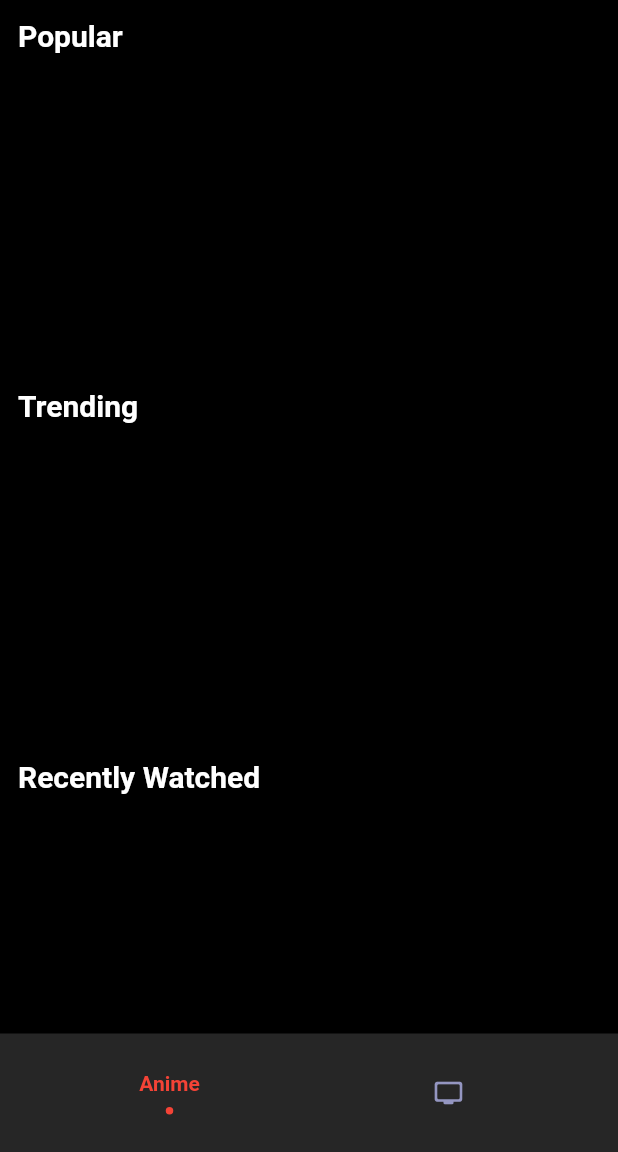
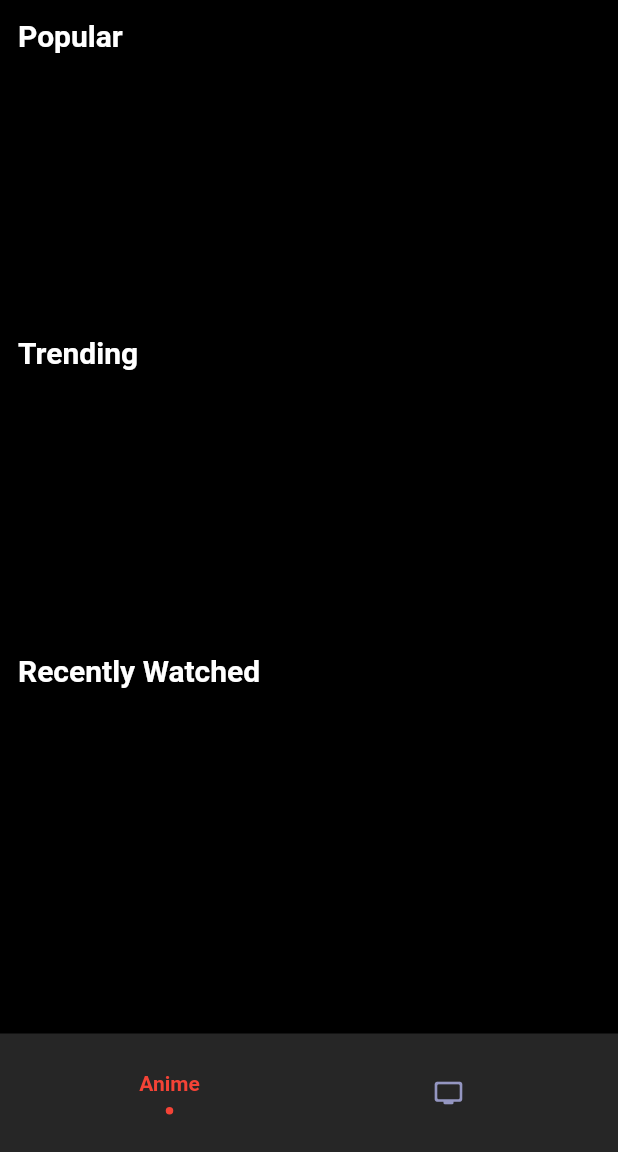
Before and after one commit to Dorus-vda/postreamv3, a Flutter app: the screen it shows after launch, on a phone screen of 412 x 824 dp, the part 84-1236 px from its top. Run offline on Flutter 3.47's test engine with Material 2 defaults, Android fonts, the light colour scheme and no system bars; drawn by our look-alikes of flashy_tab_bar2; our stand-ins replace better_player, bouncing_widget, cached_network_image, carousel_slider, eva_icons_flutter, font_awesome_flutter and 4 more; accounts and stored records are empty; network calls fail.

Commit message:
Padding fix

```diff
--- a/lib/episodePage.dart
+++ b/lib/episodePage.dart
@@ -91,7 +91,7 @@ class _EpisodePageState extends State<EpisodePage> {
                     Row(
                       children: [
                         Container(
-                          width: 150,
+                          width: MediaQuery.of(context).size.width / 3,
                           child: CachedNetworkImage(imageUrl: widget.image),
                         ),
                         Column(
@@ -99,7 +99,7 @@ class _EpisodePageState extends State<EpisodePage> {
                             Padding(
                               padding: const EdgeInsets.only(left: 8.0, bottom: 4.0),
                               child: SizedBox(
-                                width: MediaQuery.of(context).size.width - 158,
+                                width: MediaQuery.of(context).size.width / 2,
                                 child: Text(
                                   title,
                                   style: const TextStyle(
--- a/lib/main.dart
+++ b/lib/main.dart
@@ -43,9 +43,12 @@ class _MovieAppState extends State<MovieApp> {
       title: 'Postream',
       home: Scaffold(
         extendBody: true,
-        body: IndexedStack(
-          index: _selectedIndex,
-          children: pageList,
+        body: Padding(
+          padding: EdgeInsets.only(bottom: 55),
+          child: IndexedStack(
+            index: _selectedIndex,
+            children: pageList,
+          ),
         ),
         bottomNavigationBar: FlashyTabBar(
           height: 55,
--- a/lib/widgets/TV/animeHomePage.dart
+++ b/lib/widgets/TV/animeHomePage.dart
@@ -98,8 +98,6 @@ class _AnimeHomePageState extends State<animeHomePage> {
             ],
           ),
           body: SingleChildScrollView(
-            physics: NeverScrollableScrollPhysics(),
-            primary: false,
             child: Column(
               crossAxisAlignment: CrossAxisAlignment.start,
               children: [
@@ -116,7 +114,7 @@ class _AnimeHomePageState extends State<animeHomePage> {
                 ),
                 SizedBox(
                   child: TrendingAnime(keyword: "popular?&perPage=20"),
-                  height: 200,
+                  height: MediaQuery.of(context).size.height / 5,
                 ),
                 const Padding(
                   padding: EdgeInsets.only(left: 12, top: 12, bottom: 12),
@@ -131,7 +129,7 @@ class _AnimeHomePageState extends State<animeHomePage> {
                 ),
                 SizedBox(
                   child: TrendingAnime(keyword: "trending?&perPage=20"),
-                  height: 200,
+                  height: MediaQuery.of(context).size.height / 5,
                 ),
                 const Padding(
                   padding: EdgeInsets.only(left: 12, top: 12, bottom: 12),
@@ -145,7 +143,7 @@ class _AnimeHomePageState extends State<animeHomePage> {
                   ),
                 ),
                 SizedBox(
-                  height: 200,
+                  height: MediaQuery.of(context).size.height / 5,
                   child: ValueListenableBuilder(
                       valueListenable: RecentWatchManager().updater,
                       builder: (context, value, child) {
@@ -183,12 +181,12 @@ class _AnimeHomePageState extends State<animeHomePage> {
                               child: Container(
                                 key: UniqueKey(),
                                 width: 150,
-                                height: 200,
+                                height: MediaQuery.of(context).size.height / 5,
                                 child: ListTile(
                                   title: Column(
                                     children: [
                                       SizedBox(
-                                        height: 150,
+                                        height: MediaQuery.of(context).size.height / 6,
                                         child: ClipRRect(
                                           borderRadius: BorderRadius.all(
                                               Radius.circular(10)),
```
Also changed, not shown: lib/widgets/episodeWidget.dart (+6 -10 lines).
